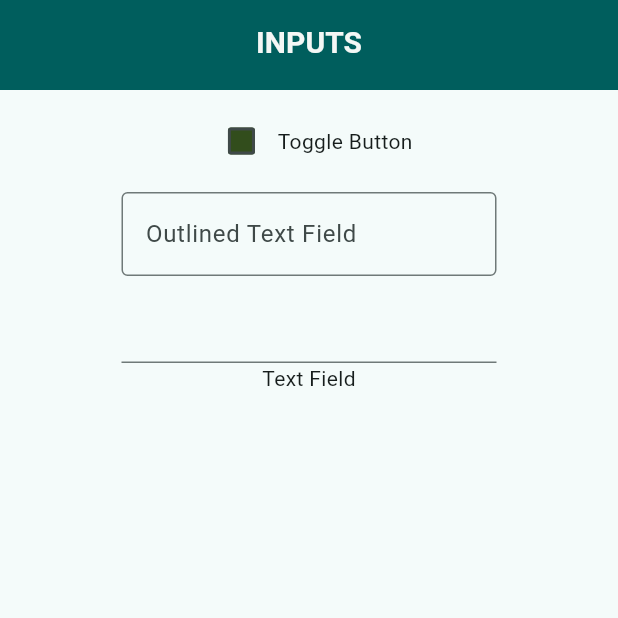
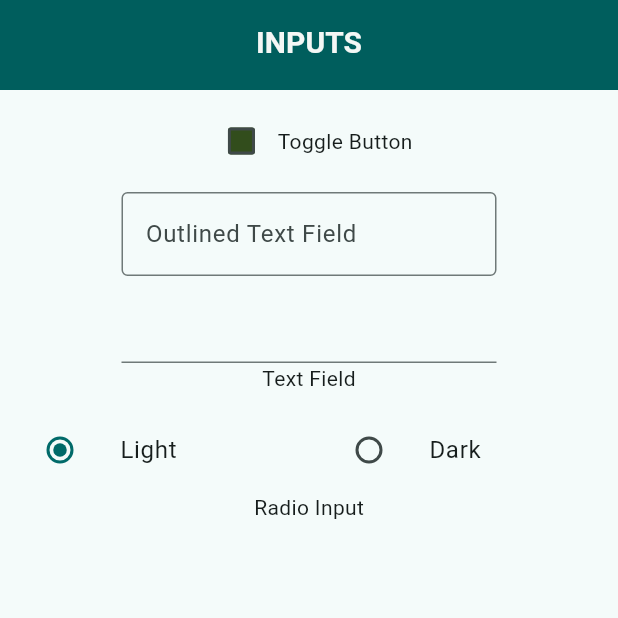
Before and after one commit to anathkalla/widget_catalog_flutter, a Flutter app: the InputsScreen screen opened by its route, on a phone screen of 412 x 824 dp, the top half of it. Run offline on Flutter 3.47's test engine with Material 2 defaults, Android fonts, the phone set to English and light mode, and no system bars; our stand-ins replace go_router; Roboto replaces fonts that are missing (Kanit).

Commit message:
Add radio_button widget

```diff
--- a/lib/global/strings.dart
+++ b/lib/global/strings.dart
@@ -30,6 +30,7 @@ class Stringof {
   static const wCheckBox = "Toggle Button";
   static const wOutlinedtextField = "Outlined Text Field";
   static const wTextField = "Text Field";
+  static const wRadioButton = "Radio Input";
 
   // Font Family
 
--- a/lib/screens/buttons_screen.dart
+++ b/lib/screens/buttons_screen.dart
@@ -56,7 +56,7 @@ class ButtonsScreen extends StatelessWidget {
               ],
             ),
             CsToggleButton(),
-            Text(Stringof.wSegmentedButton),
+            Text(Stringof.wToggleButton),
             Row(
               mainAxisAlignment: MainAxisAlignment.center,
               children: [CsPopupMenu(), Text(Stringof.wPopUpMenuButton)],
--- a/lib/screens/inputs_screen.dart
+++ b/lib/screens/inputs_screen.dart
@@ -3,6 +3,7 @@ import '../global/global.dart';
 import '../widgets/Containment/AppBar/app_bar.dart';
 import '../widgets/Inputs/checkbox.dart';
 import '../widgets/Inputs/outlined_text_field.dart';
+import '../widgets/Inputs/radio_button.dart';
 import '../widgets/Inputs/text_field.dart';
 import '../widgets/Containment/SizeWidgets/custom_sized_box.dart';
 
@@ -14,8 +15,7 @@ class InputsScreen extends StatelessWidget {
     const double sizedBoxHeight = 10;
     return const Scaffold(
       appBar: CsAppBar(title: Stringof.inputs),
-      body: Center(
-        child: Column(
+      body: Column(
         mainAxisAlignment: MainAxisAlignment.start,
         children: [
           CsSizedBox(height: sizedBoxHeight),
@@ -30,8 +30,11 @@ class InputsScreen extends StatelessWidget {
             children: [CsTextField(), Text(Stringof.wTextField)],
           ),
           CsSizedBox(height: sizedBoxHeight),
+          Column(
+            mainAxisAlignment: MainAxisAlignment.center,
+            children: [CsRadioInput(), Text(Stringof.wRadioButton)],
+          ),
         ],
-        ),
       ),
     );
   }
--- /dev/null
+++ b/lib/widgets/Inputs/chips.dart
@@ -0,0 +1 @@
+// TODO chips
--- a/lib/widgets/Inputs/radio_button.dart
+++ b/lib/widgets/Inputs/radio_button.dart
@@ -1 +1,51 @@
-// TODO: Radio
+import 'package:flutter/material.dart';
+
+enum SwitchState { light, dark }
+
+class CsRadioInput extends StatefulWidget {
+  const CsRadioInput({super.key});
+
+  @override
+  State<CsRadioInput> createState() => _CsRadioInputState();
+}
+
+class _CsRadioInputState extends State<CsRadioInput> {
+  SwitchState? _character = SwitchState.light;
+
+  @override
+  Widget build(BuildContext context) {
+    return Row(
+      crossAxisAlignment: CrossAxisAlignment.center,
+      children: <Widget>[
+        Expanded(
+          child: ListTile(
+            title: const Text('Light'),
+            leading: Radio<SwitchState>(
+              value: SwitchState.light,
+              groupValue: _character,
+              onChanged: (SwitchState? value) {
+                setState(() {
+                  _character = value;
+                });
+              },
+            ),
+          ),
+        ),
+        Expanded(
+          child: ListTile(
+            title: const Text('Dark'),
+            leading: Radio<SwitchState>(
+              value: SwitchState.dark,
+              groupValue: _character,
+              onChanged: (SwitchState? value) {
+                setState(() {
+                  _character = value;
+                });
+              },
+            ),
+          ),
+        ),
+      ],
+    );
+  }
+}
```
Lines whose indentation alone changed are shown as unchanged.
